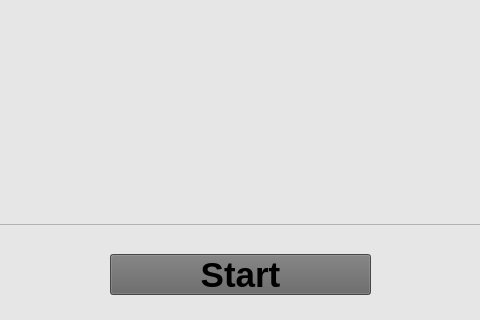
xBogas/ES-SACA, file local_pc/gui/riflewindow.ui: the form before one commit; both pictures show x 400 to 880 and y 346 to 666 of the 1271 by 666 pixel window.
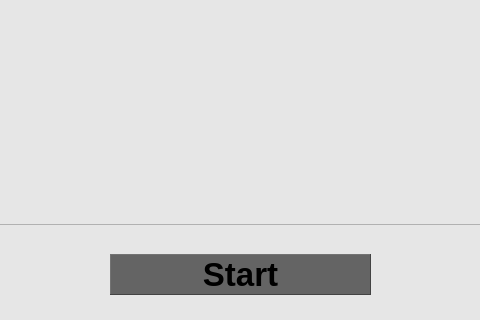
The form after the commit. Icons and pictures are not drawn.

Commit message: Alteração do Start para Qlabel

The edit to the form file:
```diff
--- a/local_pc/gui/riflewindow.ui
+++ b/local_pc/gui/riflewindow.ui
@@ -377,28 +377,6 @@
      <bool>false</bool>
     </property>
    </widget>
-   <widget class="QPushButton" name="StartButton">
-    <property name="geometry">
-     <rect>
-      <x>510</x>
-      <y>600</y>
-      <width>261</width>
-      <height>41</height>
-     </rect>
-    </property>
-    <property name="font">
-     <font>
-      <pointsize>26</pointsize>
-      <bold>true</bold>
-     </font>
-    </property>
-    <property name="styleSheet">
-     <string notr="true">background-color: rgb(100, 100, 100);</string>
-    </property>
-    <property name="text">
-     <string>Start</string>
-    </property>
-   </widget>
    <widget class="QLabel" name="Final">
     <property name="geometry">
      <rect>
@@ -529,6 +507,37 @@
      <enum>QGraphicsView::NoDrag</enum>
     </property>
    </widget>
+   <widget class="QLabel" name="Start">
+    <property name="geometry">
+     <rect>
+      <x>510</x>
+      <y>600</y>
+      <width>261</width>
+      <height>41</height>
+     </rect>
+    </property>
+    <property name="font">
+     <font>
+      <pointsize>25</pointsize>
+      <bold>true</bold>
+     </font>
+    </property>
+    <property name="styleSheet">
+     <string notr="true">background-color: rgb(100, 100, 100);</string>
+    </property>
+    <property name="frameShape">
+     <enum>QFrame::Panel</enum>
+    </property>
+    <property name="frameShadow">
+     <enum>QFrame::Raised</enum>
+    </property>
+    <property name="text">
+     <string>Start</string>
+    </property>
+    <property name="alignment">
+     <set>Qt::AlignCenter</set>
+    </property>
+   </widget>
   </widget>
  </widget>
  <resources/>
```
The commit also changes 5 other files.
